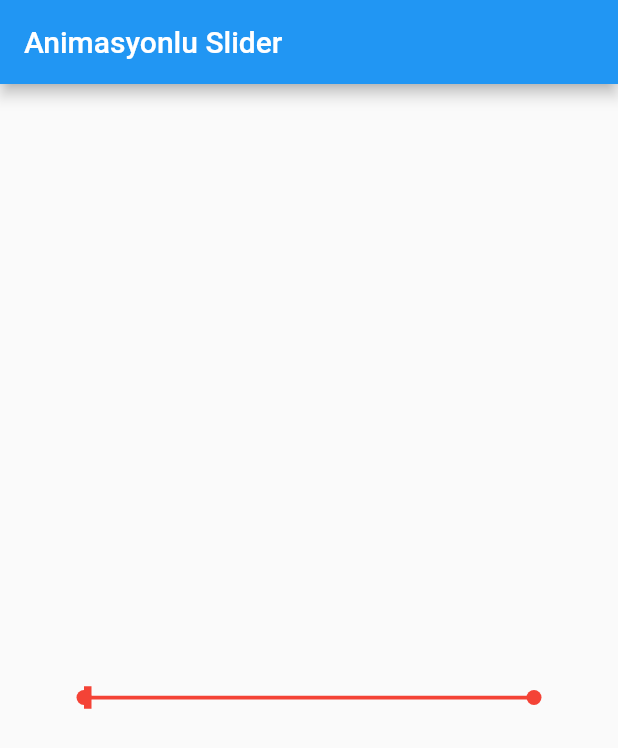
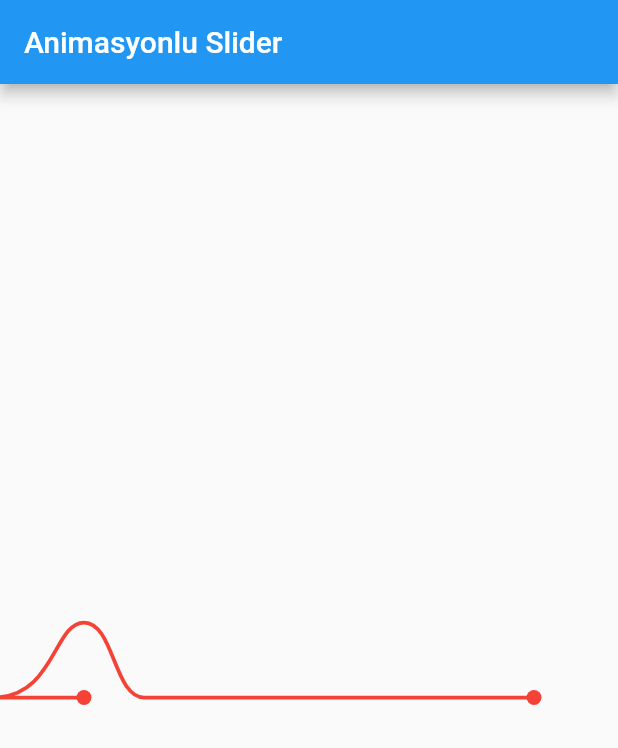
Before and after one commit to emralyilmaz/training42_animasyonlu_slider_gelistirme, a Flutter app: the screen it shows after launch, on a phone screen of 412 x 824 dp. Shown: the top 748 px of the screen. Run offline on Flutter 3.47's test engine with Material 2 defaults, Android fonts, the phone set to English and light mode, and no system bars.

Commit message:
Wave Line Oluşturma

```diff
--- a/lib/paint.dart
+++ b/lib/paint.dart
@@ -18,10 +18,10 @@ class Painter extends CustomPainter {
 
   @override
   void paint(Canvas canvas, Size size) {
-    _paintAnchors(canvas, size);
-    // bu metodda çizim gerçekleştiriliyor.
-    _paintLine(canvas, size);
-    _paintBlock(canvas, size);
+    _paintAnchors(canvas, size); // bu metodda çizim gerçekleştiriliyor.
+    //_paintLine(canvas, size);
+    //_paintBlock(canvas, size);
+    _paintWaveLine(canvas, size);
   }
 
   _paintAnchors(Canvas canvas, Size size) {
@@ -43,6 +43,36 @@ class Painter extends CustomPainter {
     canvas.drawRect(sliderRect, fillPainter);
   }
 
+  _paintWaveLine(Canvas canvas, Size size) {
+    double bendWidth =
+        40.0; // bend: bükmek anlamında bendwidth: bükülme genişliği demek
+    double bezierWidth = 40.0;
+
+    double startOfBend =
+        sliderPozisyon - bendWidth / 2; //bükmenin başlangıç noktası.
+    double startOfBezierWidth = startOfBend - bezierWidth;
+    double endOfBend = sliderPozisyon + bendWidth / 2;
+    double endOfBezier = endOfBend + bezierWidth / 2;
+
+    double leftControlPoint1 = startOfBend;
+    double leftControlPoint2 = startOfBend;
+    double rightControlPoint1 = endOfBend;
+    double rightControlPoint2 = endOfBend;
+
+    double controlHeight = 0;
+    double centerPoint = sliderPozisyon;
+
+    Path path = Path();
+    path.moveTo(0.0, size.height);
+    path.lineTo(startOfBezierWidth, size.height);
+    path.cubicTo(leftControlPoint1, size.height, leftControlPoint2,
+        controlHeight, centerPoint, controlHeight);
+    path.cubicTo(rightControlPoint1, controlHeight, rightControlPoint2,
+        size.height, endOfBezier, size.height);
+    path.lineTo(size.width, size.height);
+    canvas.drawPath(path, wavePainter);
+  }
+
   @override
   bool shouldRepaint(CustomPainter oldDelegate) {
     // bu metodda paintler arası versiyonlar inceleniyor. yani önceki versiyonları görebiliyoruz.
```
